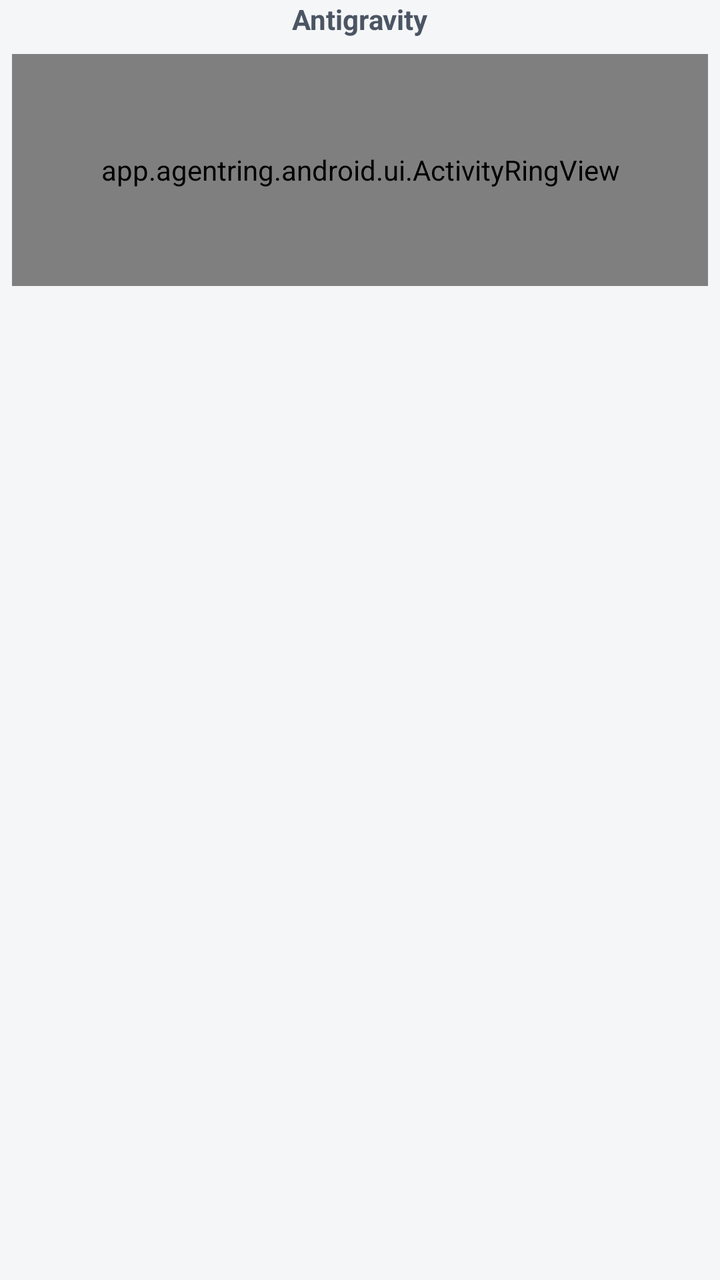
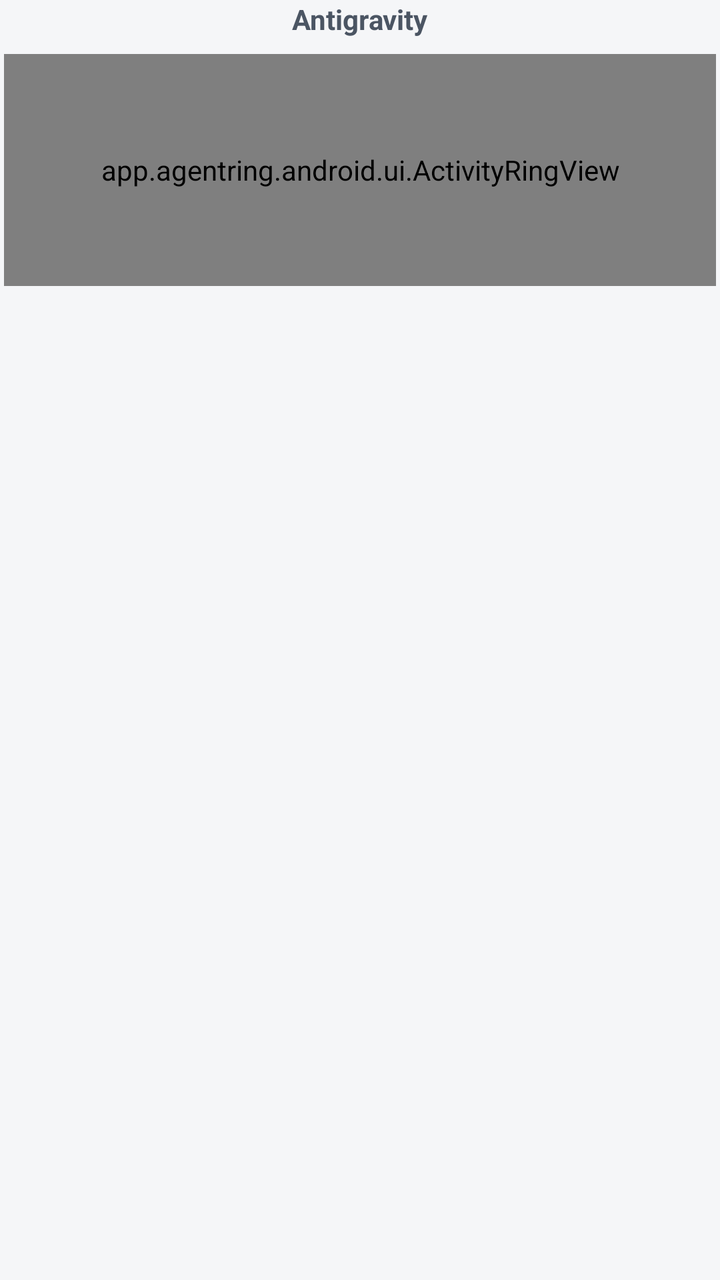

Screens rendered from an Android XML layout before and after an edit, with the pre-edit source and the edit as a unified diff.
<!-- AndroidManifest.xml: application theme Theme.AgentRing -->
<!-- res/layout/item_provider_column.xml -->
<?xml version="1.0" encoding="utf-8"?>
<LinearLayout xmlns:android="http://schemas.android.com/apk/res/android"
    android:layout_width="0dp"
    android:layout_height="wrap_content"
    android:layout_weight="1"
    android:gravity="top|center_horizontal"
    android:orientation="vertical"
    android:paddingStart="6dp"
    android:paddingTop="0dp"
    android:paddingEnd="6dp"
    android:paddingBottom="0dp">

    
    <TextView
        android:id="@+id/providerName"
        android:layout_width="wrap_content"
        android:layout_height="wrap_content"
        android:text="Antigravity"
        android:textColor="@color/column_title"
        android:textSize="14sp"
        android:textStyle="bold" />

    
    <FrameLayout
        android:id="@+id/ringContainer"
        android:layout_width="match_parent"
        android:layout_height="116dp"
        android:layout_marginTop="8dp"
        android:layout_marginBottom="10dp">

        <app.agentring.android.ui.ActivityRingView
            android:id="@+id/activityRingView"
            android:layout_width="match_parent"
            android:layout_height="match_parent"
            android:layout_gravity="center" />
    </FrameLayout>

    
    <LinearLayout
        android:id="@+id/rowsContainer"
        android:layout_width="match_parent"
        android:layout_height="wrap_content"
        android:orientation="vertical" />

</LinearLayout>
<!-- resources referenced by this layout -->
<resources>
  <color name="column_title">#4B5563</color>
  <style name="Theme.AgentRing" parent="Theme.MaterialComponents.NoActionBar">
          <item name="colorPrimary">@color/codex_primary</item>
          <item name="colorPrimaryVariant">@color/codex_secondary</item>
          <item name="colorOnPrimary">@color/text_primary</item>
          <item name="android:statusBarColor">@color/bg_main</item>
          <item name="android:navigationBarColor">@color/bg_main</item>
          <item name="android:windowBackground">@color/bg_main</item>
      </style>
  <color name="codex_primary">#718F66</color>
  <color name="codex_secondary">#58744F</color>
  <color name="text_primary">#111827</color>
  <color name="bg_main">#F5F6F8</color>
</resources>

<!-- the commit's change to res/layout/item_provider_column.xml (unified diff, before → after) -->
@@ -5,9 +5,9 @@
     android:layout_weight="1"
     android:gravity="top|center_horizontal"
     android:orientation="vertical"
-    android:paddingStart="6dp"
+    android:paddingStart="2dp"
     android:paddingTop="0dp"
-    android:paddingEnd="6dp"
+    android:paddingEnd="2dp"
     android:paddingBottom="0dp">
 
     
